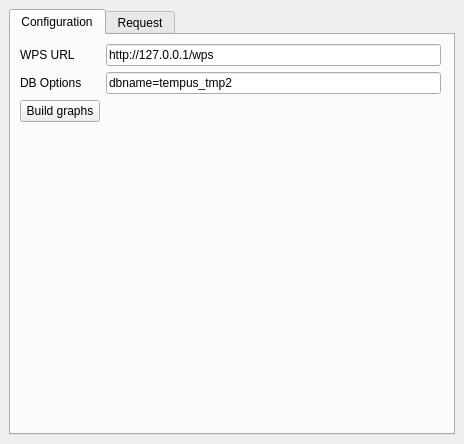
Before: the Qt Designer form src/wps_qgis/IfsttarRouting/ui_ifsttarrouting.ui in Universite-Gustave-Eiffel/Tempus, drawn with Qt 5.
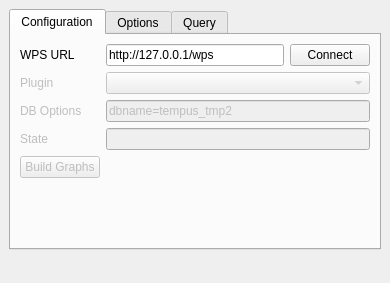
After: the same form once the commit is applied. The open tabs and pages were chosen to show the change.

Commit message: Enhance the WPS and QGIs plugin

Diff of the .ui file:
```diff
--- a/src/wps_qgis/IfsttarRouting/ui_ifsttarrouting.ui
+++ b/src/wps_qgis/IfsttarRouting/ui_ifsttarrouting.ui
@@ -6,8 +6,8 @@
    <rect>
     <x>0</x>
     <y>0</y>
-    <width>464</width>
-    <height>444</height>
+    <width>390</width>
+    <height>283</height>
    </rect>
   </property>
   <property name="sizePolicy">
@@ -29,31 +29,33 @@
    <property name="autoFillBackground">
     <bool>false</bool>
    </property>
-   <layout class="QVBoxLayout" name="verticalLayout_2">
-    <item>
      <widget class="QTabWidget" name="verticalTabWidget">
-      <property name="sizePolicy">
-       <sizepolicy hsizetype="Expanding" vsizetype="Expanding">
-        <horstretch>0</horstretch>
-        <verstretch>0</verstretch>
-       </sizepolicy>
-      </property>
-      <property name="currentIndex">
-       <number>0</number>
-      </property>
-      <widget class="QWidget" name="tab">
-       <attribute name="title">
-        <string>Configuration</string>
-       </attribute>
-       <widget class="QWidget" name="formLayoutWidget">
+    <property name="enabled">
+     <bool>true</bool>
+    </property>
         <property name="geometry">
          <rect>
           <x>9</x>
           <y>9</y>
-          <width>421</width>
-          <height>331</height>
-         </rect>
-        </property>
+      <width>372</width>
+      <height>241</height>
+     </rect>
+    </property>
+    <property name="sizePolicy">
+     <sizepolicy hsizetype="Expanding" vsizetype="Expanding">
+      <horstretch>0</horstretch>
+      <verstretch>0</verstretch>
+     </sizepolicy>
+    </property>
+    <property name="currentIndex">
+     <number>2</number>
+    </property>
+    <widget class="QWidget" name="tab">
+     <attribute name="title">
+      <string>Configuration</string>
+     </attribute>
+     <layout class="QVBoxLayout" name="verticalLayout_3">
+      <item>
         <layout class="QFormLayout" name="formLayout">
          <item row="0" column="0">
           <widget class="QLabel" name="label_4">
@@ -63,39 +65,114 @@
           </widget>
          </item>
          <item row="0" column="1">
+         <layout class="QHBoxLayout" name="horizontalLayout_4">
+          <item>
           <widget class="QLineEdit" name="wpsUrlText">
            <property name="text">
             <string>http://127.0.0.1/wps</string>
            </property>
           </widget>
          </item>
+          <item>
+           <widget class="QPushButton" name="connectBtn">
+            <property name="sizePolicy">
+             <sizepolicy hsizetype="Minimum" vsizetype="Fixed">
+              <horstretch>0</horstretch>
+              <verstretch>0</verstretch>
+             </sizepolicy>
+            </property>
+            <property name="text">
+             <string>Connect</string>
+            </property>
+           </widget>
+          </item>
+         </layout>
+        </item>
          <item row="1" column="0">
-          <widget class="QLabel" name="label_5">
+         <widget class="QLabel" name="pluginLbl">
+          <property name="enabled">
+           <bool>false</bool>
+          </property>
            <property name="text">
-            <string>DB Options</string>
+           <string>Plugin</string>
            </property>
           </widget>
          </item>
          <item row="1" column="1">
+         <widget class="QComboBox" name="pluginCombo">
+          <property name="enabled">
+           <bool>false</bool>
+          </property>
+         </widget>
+        </item>
+        <item row="2" column="0">
+         <widget class="QLabel" name="dbOptionsLbl">
+          <property name="enabled">
+           <bool>false</bool>
+          </property>
+          <property name="text">
+           <string>DB Options</string>
+          </property>
+         </widget>
+        </item>
+        <item row="2" column="1">
           <widget class="QLineEdit" name="dbOptionsText">
+          <property name="enabled">
+           <bool>false</bool>
+          </property>
            <property name="text">
             <string>dbname=tempus_tmp2</string>
            </property>
           </widget>
          </item>
-         <item row="2" column="0">
+        <item row="3" column="0">
+         <widget class="QLabel" name="stateLbl">
+          <property name="enabled">
+           <bool>false</bool>
+          </property>
+          <property name="text">
+           <string>State</string>
+          </property>
+         </widget>
+        </item>
+        <item row="3" column="1">
+         <widget class="QLineEdit" name="stateText">
+          <property name="enabled">
+           <bool>false</bool>
+          </property>
+         </widget>
+        </item>
+        <item row="4" column="0">
           <widget class="QPushButton" name="buildBtn">
+          <property name="enabled">
+           <bool>false</bool>
+          </property>
            <property name="text">
-            <string>Build graphs</string>
+           <string>Build Graphs</string>
            </property>
           </widget>
          </item>
         </layout>
-       </widget>
+      </item>
+     </layout>
+    </widget>
+    <widget class="QWidget" name="tab_2">
+     <attribute name="title">
+      <string>Options</string>
+     </attribute>
+     <layout class="QVBoxLayout" name="verticalLayout_2">
+      <item>
+       <layout class="QFormLayout" name="optionsLayout">
+        <property name="fieldGrowthPolicy">
+         <enum>QFormLayout::AllNonFixedFieldsGrow</enum>
+        </property>
+       </layout>
+      </item>
+     </layout>
       </widget>
       <widget class="QWidget" name="verticalTabWidgetPage1">
        <attribute name="title">
-        <string>Request</string>
+      <string>Query</string>
        </attribute>
        <layout class="QVBoxLayout" name="verticalLayout">
         <item>
@@ -249,8 +326,6 @@
        </layout>
       </widget>
      </widget>
-    </item>
-   </layout>
   </widget>
  </widget>
  <resources/>
```
Left out of the diff: 15 changed lines with no effect on the pictures. Lines whose indentation alone changed are shown as unchanged. The commit also changes 7 other files.
